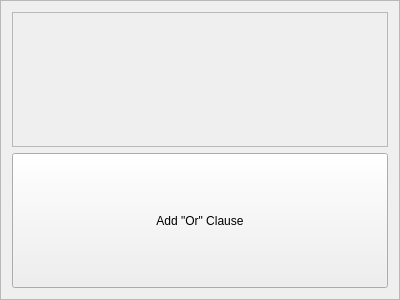
Old version of the form ui/SearchAndClauseFrame.ui in the repository CS-4820-Library-Project/COUNTER-5-Report-Tool-2020-5.0.
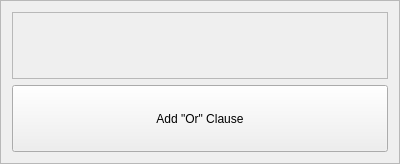
New version of the form.

Commit message: figured out how to add clauses to window

Diff of the .ui file:
```diff
--- a/ui/SearchAndClauseFrame.ui
+++ b/ui/SearchAndClauseFrame.ui
@@ -7,7 +7,7 @@
     <x>0</x>
     <y>0</y>
     <width>400</width>
-    <height>300</height>
+    <height>164</height>
    </rect>
   </property>
   <property name="sizePolicy">
```
The commit also changes 7 other files.
